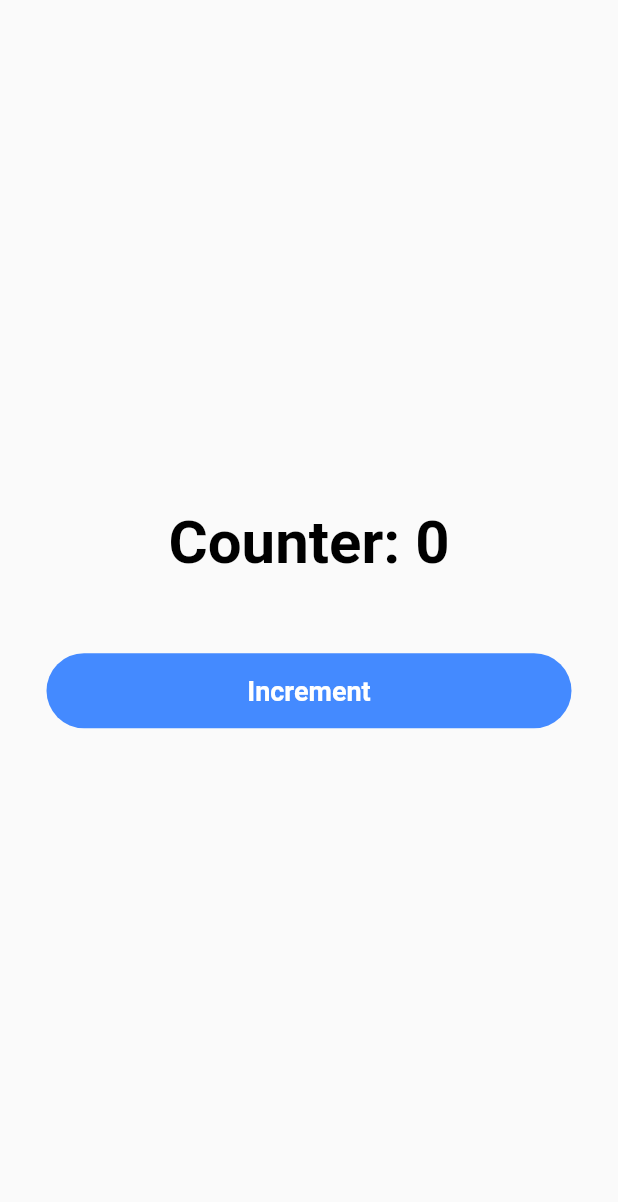
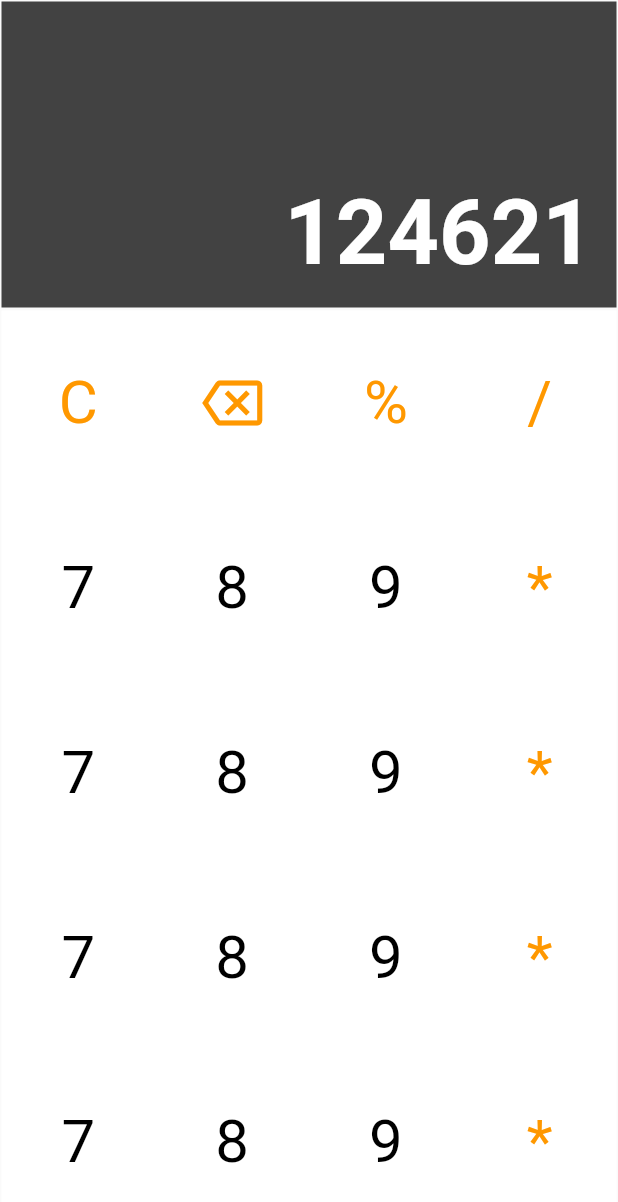
Before and after one commit to Nasibali144/ppt, a Flutter app: the screen it shows after launch, on a phone screen of 412 x 824 dp. Shown: the top 1202 px of the screen. Run offline on Flutter 3.47's test engine with Material 2 defaults, Android fonts, the phone set to English and light mode, and no system bars.

Commit message:
Third Commit

```diff
--- a/lib/pages/calculator.dart
+++ b/lib/pages/calculator.dart
@@ -9,53 +9,210 @@ class CalculatorPage extends StatefulWidget {
 }
 
 class _CalculatorPageState extends State<CalculatorPage> {
-  int count = 0;
+  String input = '124621';
 
-  void increment() {
+  void pressC() {
     setState(() {
-      count++;
+      input = "0";
     });
-    debugPrint("Button pressed: $count");
   }
 
   @override
   Widget build(BuildContext context) {
     return Scaffold(
-      body: Center(
-        child: Column(
-          mainAxisAlignment: MainAxisAlignment.center,
+      body: Column(
         children: [
-            Text(
-              "Counter: $count",
+          // #view calculate
+          Expanded(
+            flex: 1,
+            child: Container(
+              alignment: Alignment.bottomRight,
+              margin: const EdgeInsets.all(1),
+              color: Colors.grey.shade800,
+              padding: const EdgeInsets.all(15),
+              child: Text(
+                input,
                 style: const TextStyle(
-                fontSize: 40,
-                color: Colors.black,
+                    fontSize: 60,
                     fontWeight: FontWeight.bold,
+                    color: Colors.white),
               ),
             ),
-            const SizedBox(
-              height: 50,
           ),
-            GestureDetector(
-              onTap: increment,
+
+          // #buttons
+          Expanded(
+            flex: 3,
             child: Container(
-                alignment: Alignment.center,
-                height: 50,
-                width: 350,
-                decoration: BoxDecoration(
-                    color: Colors.blueAccent,
-                    borderRadius: BorderRadius.circular(25)),
-                child: const Text(
-                  "Increment",
-                  style: TextStyle(
-                      fontSize: 18,
+              margin: const EdgeInsets.all(1),
               color: Colors.white,
-                      fontWeight: FontWeight.bold),
+              child: Column(
+                children: [
+                  Expanded(
+                    flex: 1,
+                    child: Row(
+                      children: [
+                        // #button: c
+                        MyButtons(
+                          onPressed: pressC,
+                          name: "C",
+                          color: Colors.orange,
+                        ),
+
+                        // #button: delete
+                        Expanded(
+                          flex: 1,
+                          child: Container(
+                              margin: const EdgeInsets.all(5),
+                              color: Colors.white,
+                              child: const Center(
+                                child: Icon(
+                                  Icons.backspace_outlined,
+                                  size: 40,
+                                  color: Colors.orange,
+                                ),
+                              )),
+                        ),
+
+                        // #button: c
+                        MyButtons(
+                            onPressed: () {}, name: "%", color: Colors.orange),
+
+                        // #button: c
+                        MyButtons(
+                            onPressed: () {}, name: "/", color: Colors.orange),
+                      ],
+                    ),
+                  ),
+                  Expanded(
+                    flex: 1,
+                    child: Row(
+                      children: [
+                        // #button: c
+                        MyButtons(
+                            onPressed: () {}, name: "7", color: Colors.black),
+
+                        // #button: c
+                        MyButtons(
+                            onPressed: () {}, name: "8", color: Colors.black),
+
+                        // #button: c
+                        MyButtons(
+                            onPressed: () {}, name: "9", color: Colors.black),
+
+                        // #button: c
+                        MyButtons(
+                            onPressed: () {}, name: "*", color: Colors.orange),
+                      ],
+                    ),
+                  ),
+                  Expanded(
+                    flex: 1,
+                    child: Row(
+                      children: [
+                        // #button: c
+                        MyButtons(
+                            onPressed: () {}, name: "7", color: Colors.black),
+
+                        // #button: c
+                        MyButtons(
+                            onPressed: () {}, name: "8", color: Colors.black),
+
+                        // #button: c
+                        MyButtons(
+                            onPressed: () {}, name: "9", color: Colors.black),
+
+                        // #button: c
+                        MyButtons(
+                            onPressed: () {}, name: "*", color: Colors.orange),
+                      ],
+                    ),
+                  ),
+                  Expanded(
+                    flex: 1,
+                    child: Row(
+                      children: [
+                        // #button: c
+                        MyButtons(
+                            onPressed: () {}, name: "7", color: Colors.black),
+
+                        // #button: c
+                        MyButtons(
+                            onPressed: () {}, name: "8", color: Colors.black),
+
+                        // #button: c
+                        MyButtons(
+                            onPressed: () {}, name: "9", color: Colors.black),
+
+                        // #button: c
+                        MyButtons(
+                            onPressed: () {}, name: "*", color: Colors.orange),
+                      ],
+                    ),
+                  ),
+                  Expanded(
+                    flex: 1,
+                    child: Row(
+                      children: [
+                        // #button: c
+                        MyButtons(
+                            onPressed: () {}, name: "7", color: Colors.black),
+
+                        // #button: c
+                        MyButtons(
+                            onPressed: () {}, name: "8", color: Colors.black),
+
+                        // #button: c
+                        MyButtons(
+                            onPressed: () {}, name: "9", color: Colors.black),
+
+                        // #button: c
+                        MyButtons(
+                            onPressed: () {}, name: "*", color: Colors.orange),
+                      ],
+                    ),
+                  ),
+                ],
               ),
             ),
           ),
         ],
       ),
+    );
+  }
+}
+
+class MyButtons extends StatelessWidget {
+  final void Function() onPressed;
+  final String name;
+  final Color color;
+
+  const MyButtons(
+      {Key? key,
+      required this.onPressed,
+      required this.name,
+      required this.color})
+      : super(key: key);
+
+  @override
+  Widget build(BuildContext context) {
+    return Expanded(
+      flex: 1,
+      child: GestureDetector(
+        onTap: onPressed,
+        child: Container(
+          margin: const EdgeInsets.all(5),
+          color: Colors.white,
+          child: Center(
+            child: Text(
+              name,
+              style: TextStyle(
+                fontSize: 40,
+                color: color,
+              ),
+            ),
+          ),
+        ),
       ),
     );
   }
```
Lines whose indentation alone changed are shown as unchanged.
